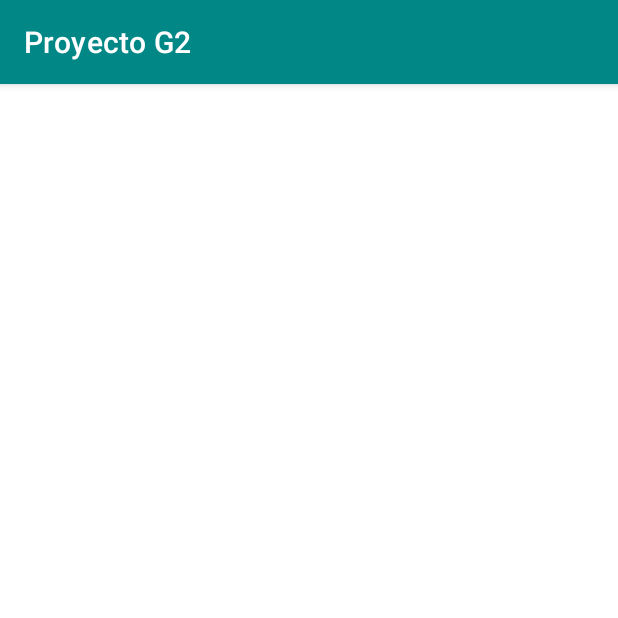
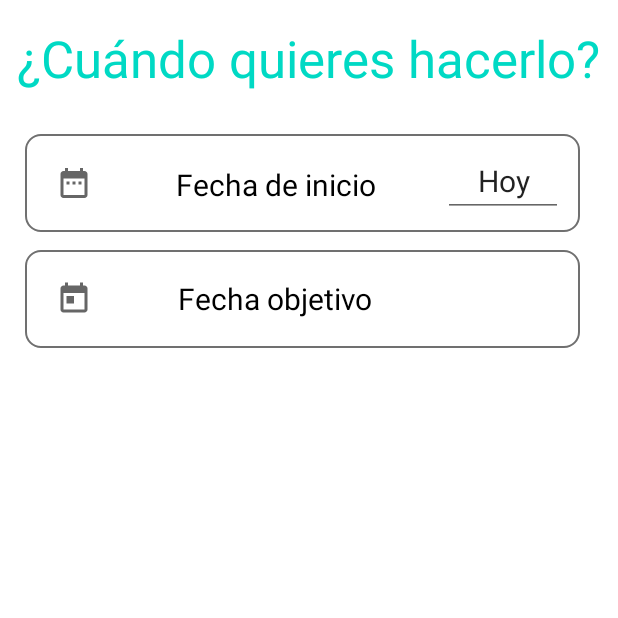
Before and after one commit to estefany-kari/HabitNow, an Android app: the CuandoQuieresHacerlo screen opened directly, with no data from a screen before it, on a phone screen of 412 x 824 dp, the top half of it. Run offline under Robolectric (Android 15) with nearby library versions, the phone set to English and light mode, and no system bars.

Commit message:
Cuando desea hacerlo=?

```diff
--- a/ProyectoG2/app/src/main/java/com/example/proyectog2/CuandoQuieresHacerlo.kt
+++ b/ProyectoG2/app/src/main/java/com/example/proyectog2/CuandoQuieresHacerlo.kt
@@ -2,10 +2,13 @@ package com.example.proyectog2
 
 import androidx.appcompat.app.AppCompatActivity
 import android.os.Bundle
+import android.view.Window
 
 class CuandoQuieresHacerlo : AppCompatActivity() {
     override fun onCreate(savedInstanceState: Bundle?) {
         super.onCreate(savedInstanceState)
+        requestWindowFeature(Window.FEATURE_NO_TITLE);
+        getSupportActionBar()?.hide();
         setContentView(R.layout.activity_cuando_quieres_hacerlo)
     }
 }
--- a/ProyectoG2/app/src/main/java/com/example/proyectog2/DefinirHabito.kt
+++ b/ProyectoG2/app/src/main/java/com/example/proyectog2/DefinirHabito.kt
@@ -2,10 +2,13 @@ package com.example.proyectog2
 
 import androidx.appcompat.app.AppCompatActivity
 import android.os.Bundle
+import android.view.Window
 
 class DefinirHabito : AppCompatActivity() {
     override fun onCreate(savedInstanceState: Bundle?) {
         super.onCreate(savedInstanceState)
+        requestWindowFeature(Window.FEATURE_NO_TITLE);
+        getSupportActionBar()?.hide();
         setContentView(R.layout.activity_definir_habito)
     }
 }
--- /dev/null
+++ b/ProyectoG2/app/src/main/res/drawable/ic_baseline_today_24.xml
@@ -0,0 +1,10 @@
+<vector xmlns:android="http://schemas.android.com/apk/res/android"
+    android:width="24dp"
+    android:height="24dp"
+    android:viewportWidth="24"
+    android:viewportHeight="24"
+    android:tint="?attr/colorControlNormal">
+  <path
+      android:fillColor="@android:color/white"
+      android:pathData="M19,3h-1L18,1h-2v2L8,3L8,1L6,1v2L5,3c-1.11,0 -1.99,0.9 -1.99,2L3,19c0,1.1 0.89,2 2,2h14c1.1,0 2,-0.9 2,-2L21,5c0,-1.1 -0.9,-2 -2,-2zM19,19L5,19L5,8h14v11zM7,10h5v5L7,15z"/>
+</vector>
--- a/ProyectoG2/app/src/main/res/layout/activity_cuando_quieres_hacerlo.xml
+++ b/ProyectoG2/app/src/main/res/layout/activity_cuando_quieres_hacerlo.xml
@@ -6,4 +6,87 @@
     android:layout_height="match_parent"
     tools:context=".CuandoQuieresHacerlo">
 
+    <TextView
+        android:id="@+id/textView4"
+        android:layout_width="wrap_content"
+        android:layout_height="wrap_content"
+        android:layout_marginTop="16dp"
+        android:gravity="center"
+        android:text="¿Cuándo quieres hacerlo?"
+        android:textColor="#00D9C4"
+        android:textSize="34sp"
+        app:layout_constraintEnd_toEndOf="parent"
+        app:layout_constraintHorizontal_bias="0.478"
+        app:layout_constraintStart_toStartOf="parent"
+        app:layout_constraintTop_toTopOf="parent" />
+
+    <LinearLayout
+        android:id="@+id/linearLayout"
+        android:layout_width="370dp"
+        android:layout_height="65dp"
+        android:layout_marginTop="28dp"
+        android:background="@drawable/estilo_borde"
+        android:orientation="horizontal"
+        app:layout_constraintEnd_toEndOf="@+id/textView4"
+        app:layout_constraintHorizontal_bias="0.277"
+        app:layout_constraintStart_toStartOf="@+id/textView4"
+        app:layout_constraintTop_toBottomOf="@+id/textView4">
+
+        <androidx.constraintlayout.utils.widget.ImageFilterButton
+            android:layout_width="45dp"
+            android:layout_height="45dp"
+            android:background="@color/white"
+            android:src="@drawable/ic_baseline_date_range_24" />
+
+        <TextView
+            android:layout_width="223dp"
+            android:layout_height="45dp"
+            android:gravity="center"
+            android:text="Fecha de inicio"
+            android:textColor="#000000"
+            android:textSize="20sp" />
+
+        <EditText
+            android:id="@+id/txtHoy"
+            android:layout_width="80dp"
+            android:layout_height="45dp"
+            android:clickable="true"
+            android:ems="10"
+            android:focusable="false"
+            android:gravity="center"
+            android:inputType="date"
+            android:text="Hoy"
+            android:textSize="20dp"
+            app:layout_constraintBottom_toBottomOf="parent"
+            app:layout_constraintEnd_toEndOf="parent"/>
+
+    </LinearLayout>
+
+    <LinearLayout
+        android:id="@+id/linearLayouts"
+        android:layout_width="370dp"
+        android:layout_height="65dp"
+        android:layout_marginTop="12dp"
+        android:background="@drawable/estilo_borde"
+        android:orientation="horizontal"
+        app:layout_constraintEnd_toEndOf="@+id/linearLayout"
+        app:layout_constraintHorizontal_bias="0.0"
+        app:layout_constraintStart_toStartOf="@+id/linearLayout"
+        app:layout_constraintTop_toBottomOf="@+id/linearLayout">
+
+        <androidx.constraintlayout.utils.widget.ImageFilterButton
+            android:layout_width="45dp"
+            android:layout_height="45dp"
+            android:background="@color/white"
+            android:src="@drawable/ic_baseline_today_24" />
+
+        <TextView
+            android:layout_width="223dp"
+            android:layout_height="45dp"
+            android:gravity="center"
+            android:text="Fecha objetivo"
+            android:textColor="#000000"
+            android:textSize="20sp" />
+
+    </LinearLayout>
 </androidx.constraintlayout.widget.ConstraintLayout>
```
Also changed, not shown: ProyectoG2/app/src/main/java/com/example/proyectog2/Frecuencia.kt (deleted, +0 -11 lines), ProyectoG2/app/src/main/res/layout/activity_frecuencia.xml (deleted, +0 -79 lines).
